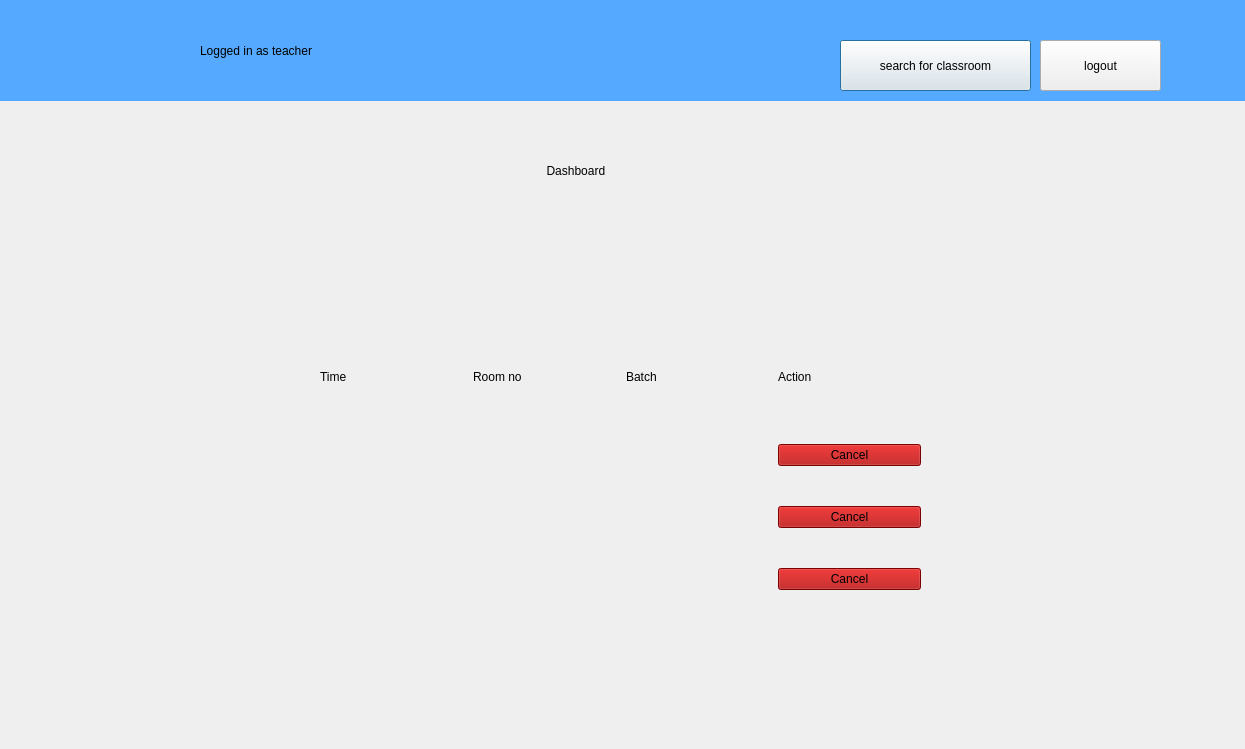
Above: teacherdash.ui from prazzx/Kakshya before the change. Below: the same form after it.
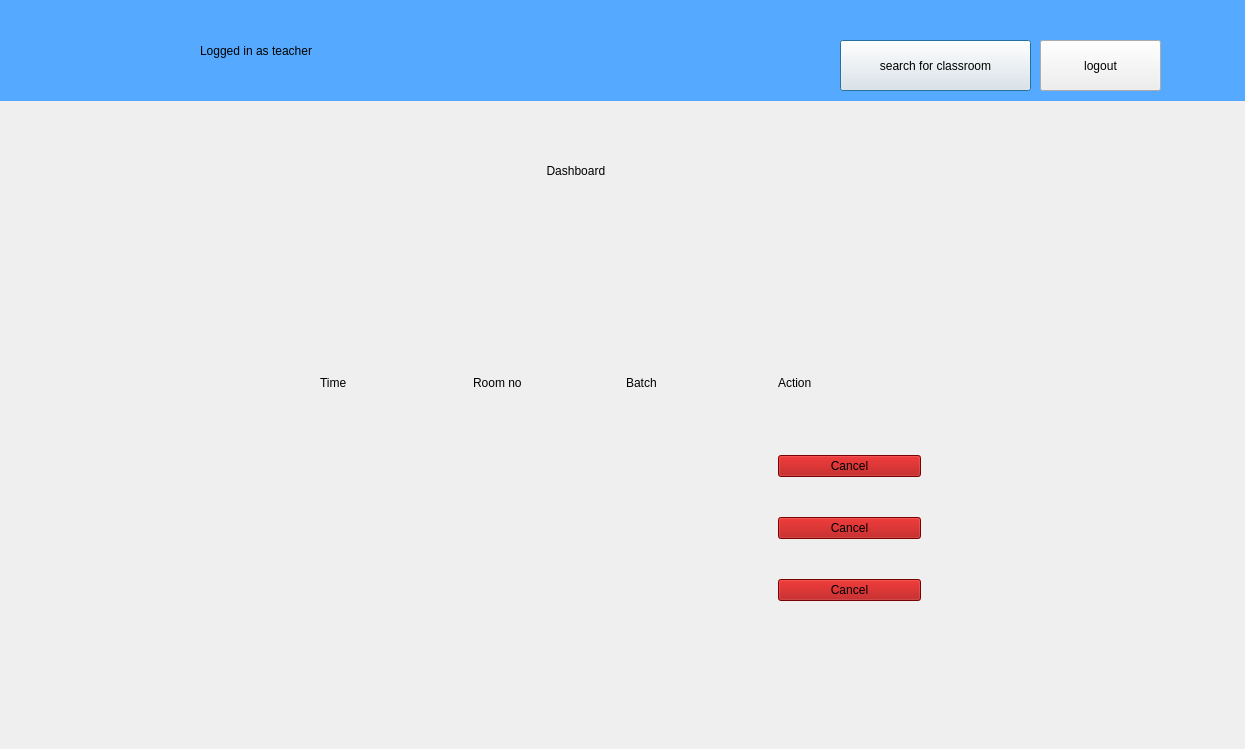
That is the form after the change.

Commit message: Push before recording

```diff
--- a/teacherdash.ui
+++ b/teacherdash.ui
@@ -71,7 +71,7 @@
      <x>320</x>
      <y>350</y>
      <width>601</width>
-     <height>240</height>
+     <height>251</height>
     </rect>
    </property>
    <layout class="QGridLayout" name="gridLayout" rowstretch="0,0,0,0">
```
